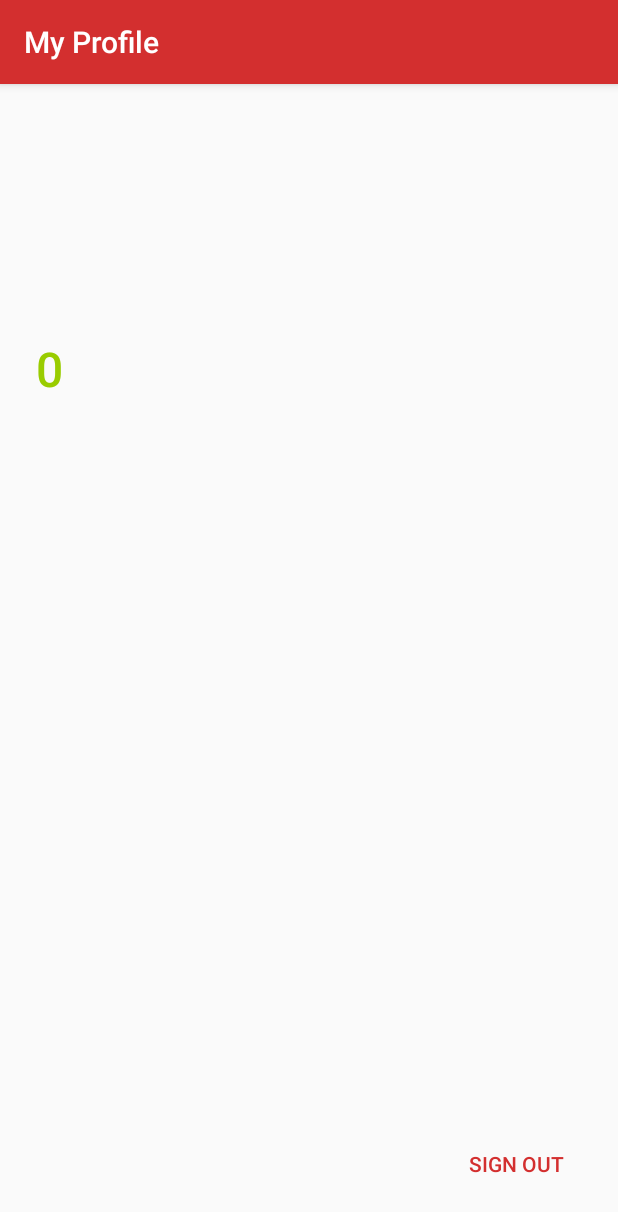
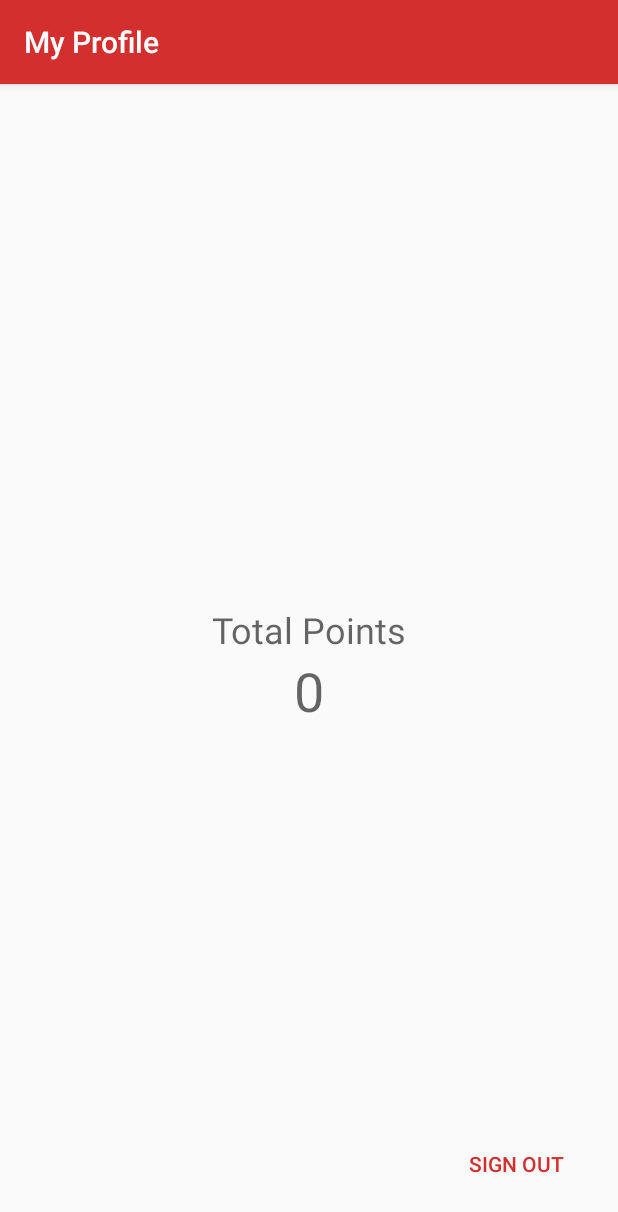
Before and after one commit to hamzabasrai/DutyHelper, an Android app: the screen it shows after launch once a user with an empty profile is signed in (ProfileActivity), after a tap on "Profile", on a phone screen of 412 x 824 dp. Shown: the top 1212 px of the screen. Run offline under Robolectric (Android 15) with nearby library versions, the phone set to English and light mode, and no system bars; our stand-ins replace Firebase (no records; nobody signed in at launch, a user with empty details on screens opened directly); libraries missing offline, so code that uses them is left out: com.firebase.ui, com.mikhaellopez.circularimageview; plain views replace CircularImageView; 6 statements that could not run were skipped.

Commit message:
Small fixes

```diff
--- a/app/src/main/java/com/uottawa/dutyhelper/activities/ProfileActivity.java
+++ b/app/src/main/java/com/uottawa/dutyhelper/activities/ProfileActivity.java
@@ -130,7 +130,7 @@ public class ProfileActivity extends AppCompatActivity {
         Glide.with(getApplicationContext())
                 .using(new FirebaseImageLoader())
                 .load(filepath)
-                .diskCacheStrategy(DiskCacheStrategy.NONE)
+                .diskCacheStrategy(DiskCacheStrategy.ALL)
                 .signature(new MediaStoreSignature("image/*", System.currentTimeMillis(), 0))
                 .error(R.drawable.default_avatar)
                 .centerCrop()
--- a/app/src/main/java/com/uottawa/dutyhelper/activities/TaskListActivity.java
+++ b/app/src/main/java/com/uottawa/dutyhelper/activities/TaskListActivity.java
@@ -232,8 +232,8 @@ public class TaskListActivity extends AppCompatActivity {
     public boolean onOptionsItemSelected(MenuItem item) {
         int id = item.getItemId();
         if (id == R.id.action_profile) {
-            Intent sendToSettings = new Intent(TaskListActivity.this, ProfileActivity.class);
-            startActivity(sendToSettings);
+            Intent intent = new Intent(TaskListActivity.this, ProfileActivity.class);
+            startActivity(intent);
 
         }
         return true;
--- /dev/null
+++ b/app/src/main/res/drawable/ic_profile.xml
@@ -0,0 +1,10 @@
+<vector xmlns:android="http://schemas.android.com/apk/res/android"
+        android:width="24dp"
+        android:height="24dp"
+        android:autoMirrored="true"
+        android:viewportHeight="24.0"
+        android:viewportWidth="24.0">
+    <path
+        android:fillColor="#FFFFFF"
+        android:pathData="M12,2C6.48,2 2,6.48 2,12s4.48,10 10,10 10,-4.48 10,-10S17.52,2 12,2zM12,5c1.66,0 3,1.34 3,3s-1.34,3 -3,3 -3,-1.34 -3,-3 1.34,-3 3,-3zM12,19.2c-2.5,0 -4.71,-1.28 -6,-3.22 0.03,-1.99 4,-3.08 6,-3.08 1.99,0 5.97,1.09 6,3.08 -1.29,1.94 -3.5,3.22 -6,3.22z"/>
+</vector>
--- a/app/src/main/res/layout/activity_profile.xml
+++ b/app/src/main/res/layout/activity_profile.xml
@@ -11,55 +11,65 @@
 
     <com.mikhaellopez.circularimageview.CircularImageView
         android:id="@+id/profile_image"
-        android:layout_width="128dp"
-        android:layout_height="128dp"
+        android:layout_width="96dp"
+        android:layout_height="96dp"
+        android:contentDescription="@string/description_profile_picture"
         app:civ_border_color="@color/colorAccent"
         app:civ_border_width="4dp"
-        tools:src="@drawable/default_avatar"
-        android:contentDescription="@string/description_profile_picture"
+        app:layout_constraintEnd_toStartOf="@id/user_name"
+        app:layout_constraintHorizontal_chainStyle="packed"
         app:layout_constraintStart_toStartOf="parent"
-        app:layout_constraintEnd_toStartOf="@id/label_layout"
-        app:layout_constraintTop_toTopOf="parent"/>
+        app:layout_constraintTop_toTopOf="parent"
+        tools:src="@drawable/default_avatar"/>
 
-    <LinearLayout
-        android:id="@+id/label_layout"
-        android:layout_width="0dp"
-        android:layout_height="128dp"
-        android:gravity="center_vertical"
-        android:orientation="vertical"
-        android:layout_marginStart="16dp"
-        app:layout_constraintStart_toEndOf="@id/profile_image"
-        app:layout_constraintEnd_toEndOf="parent">
 
     <TextView
         android:id="@+id/user_name"
         android:layout_width="wrap_content"
         android:layout_height="wrap_content"
+        android:layout_marginStart="8dp"
         android:textAppearance="@style/Base.TextAppearance.AppCompat.Title"
-            android:textSize="32sp"
-            tools:text="Joker Man"/>
+        android:textSize="24sp"
+        app:layout_constraintBottom_toTopOf="@id/user_email"
+        app:layout_constraintEnd_toEndOf="parent"
+        app:layout_constraintStart_toEndOf="@id/profile_image"
+        app:layout_constraintTop_toTopOf="@id/profile_image"
+        app:layout_constraintVertical_chainStyle="packed"
+        tools:text="Miguel Garzon"/>
 
     <TextView
         android:id="@+id/user_email"
         android:layout_width="wrap_content"
         android:layout_height="wrap_content"
         android:textAppearance="@style/TextAppearance.AppCompat.Subhead"
-            tools:text="jokerman@gmail.com"/>
-    </LinearLayout>
+        app:layout_constraintBottom_toBottomOf="@id/profile_image"
+        app:layout_constraintStart_toStartOf="@id/user_name"
+        app:layout_constraintTop_toBottomOf="@id/user_name"
+        tools:text="mgarzon@uottawa.ca"/>
 
 
     <TextView
+        android:id="@+id/points_label"
+        android:layout_width="wrap_content"
+        android:layout_height="wrap_content"
+        android:textAppearance="@style/Base.TextAppearance.AppCompat.Medium"
+        android:textSize="24sp"
+        android:text="@string/label_total_points"
+        app:layout_constraintStart_toStartOf="parent"
+        app:layout_constraintEnd_toEndOf="parent"
+        app:layout_constraintBottom_toTopOf="@id/user_points"/>
+
+    <TextView
         android:id="@+id/user_points"
-        android:layout_width="match_parent"
-        android:layout_height="0dp"
-        android:layout_marginStart="8dp"
-        android:layout_marginTop="24dp"
-        android:textAppearance="@style/Base.TextAppearance.AppCompat.Title"
-        android:textColor="@android:color/holo_green_light"
-        android:textSize="32sp"
-        app:layout_constraintLeft_toLeftOf="parent"
+        android:layout_width="wrap_content"
+        android:layout_height="wrap_content"
+        android:textAppearance="@style/Base.TextAppearance.AppCompat.Medium"
+        android:textSize="36sp"
+        app:layout_constraintEnd_toEndOf="parent"
+        app:layout_constraintStart_toStartOf="parent"
         app:layout_constraintTop_toBottomOf="@+id/profile_image"
-        tools:text="@string/Points" />
+        app:layout_constraintBottom_toTopOf="@id/btn_sign_out"
+        tools:text="100"/>
 
     <Button
         android:id="@+id/btn_sign_out"
@@ -70,6 +80,6 @@
         android:text="@string/btn_sign_out"
         android:theme="@style/PrimaryFlatButton"
         app:layout_constraintBottom_toBottomOf="parent"
-        app:layout_constraintEnd_toEndOf="parent" />
+        app:layout_constraintEnd_toEndOf="parent"/>
 
 </android.support.constraint.ConstraintLayout>
--- a/app/src/main/res/menu/menu_task_list.xml
+++ b/app/src/main/res/menu/menu_task_list.xml
@@ -4,7 +4,7 @@
     <item
         android:id="@+id/action_profile"
         android:orderInCategory="100"
-        android:icon="@drawable/ic_settings"
+        android:icon="@drawable/ic_profile"
         android:title="@string/action_profile"
         app:showAsAction="ifRoom"/>
 </menu>
--- a/app/src/main/res/values/strings.xml
+++ b/app/src/main/res/values/strings.xml
@@ -42,9 +42,11 @@
     <string name="label_in_progress">In Progress</string>
     <string name="label_complete">Complete</string>
     <string name="label_task_view_switch">View My Tasks</string>
+    <string name="label_total_points">Total Points</string>
 
     <!--Content Descriptions-->
     <string name="description_profile_picture">Profile Picture</string>
+    <string name="description_task_icon">Task Icon</string>
 
     <!--Menu Item Labels-->
     <string name="action_profile">Profile</string>
```
Also changed, not shown: app/src/main/java/com/uottawa/dutyhelper/activities/EditTaskActivity.java (+5 -5 lines), app/src/main/java/com/uottawa/dutyhelper/activities/NewTaskActivity.java (+4 -4 lines), app/src/main/res/layout/task_list_item_view.xml (+16 -15 lines). Lines whose indentation alone changed are shown as unchanged.
